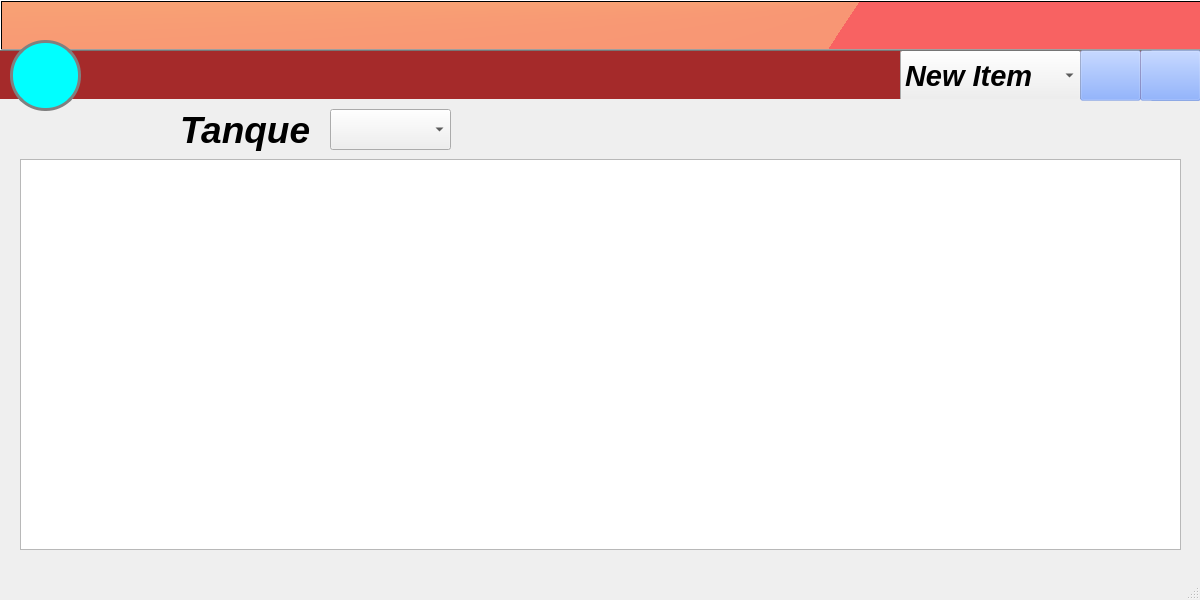
Before: the Qt Designer form mainwindow.ui in ATG-cmd/ATG-VA, drawn with Qt 5.
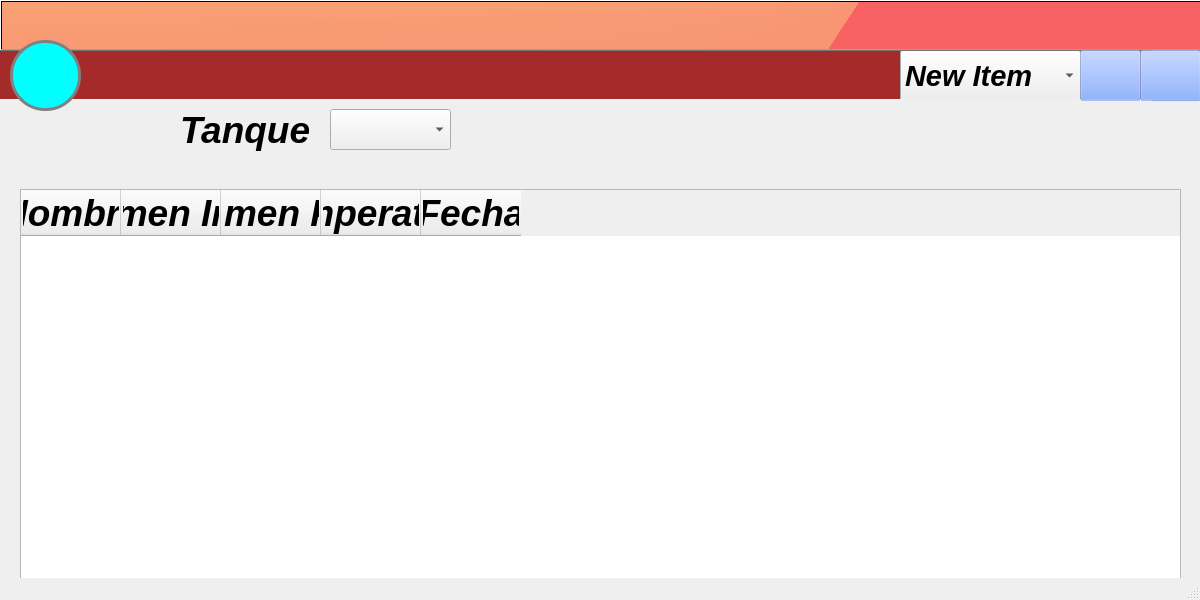
After: the same form once the commit is applied. The open tabs and pages were chosen to show the change. Icons and pictures are not drawn.

Commit message: Tabla_Entregas

Diff of the .ui file:
```diff
--- a/mainwindow.ui
+++ b/mainwindow.ui
@@ -2387,16 +2387,6 @@
     </widget>
     <widget class="QWidget" name="LimitesTank"/>
     <widget class="QWidget" name="Entregas">
-     <widget class="QTableView" name="tableView">
-      <property name="geometry">
-       <rect>
-        <x>20</x>
-        <y>60</y>
-        <width>1161</width>
-        <height>391</height>
-       </rect>
-      </property>
-     </widget>
      <widget class="QComboBox" name="comboBox">
       <property name="geometry">
        <rect>
@@ -2420,6 +2410,50 @@
        <string>Tanque</string>
       </property>
      </widget>
+     <widget class="QTableWidget" name="Tab_entregas">
+      <property name="geometry">
+       <rect>
+        <x>20</x>
+        <y>90</y>
+        <width>1161</width>
+        <height>391</height>
+       </rect>
+      </property>
+      <property name="styleSheet">
+       <string notr="true"/>
+      </property>
+      <property name="showGrid">
+       <bool>true</bool>
+      </property>
+      <property name="gridStyle">
+       <enum>Qt::NoPen</enum>
+      </property>
+      <column>
+       <property name="text">
+        <string>Nombre</string>
+       </property>
+      </column>
+      <column>
+       <property name="text">
+        <string>Volumen Inicial</string>
+       </property>
+      </column>
+      <column>
+       <property name="text">
+        <string>Volumen Final</string>
+       </property>
+      </column>
+      <column>
+       <property name="text">
+        <string>Temperatura</string>
+       </property>
+      </column>
+      <column>
+       <property name="text">
+        <string>Fecha</string>
+       </property>
+      </column>
+     </widget>
     </widget>
    </widget>
    <widget class="QLabel" name="Lab_Titulo">
```
Left out of the diff: 4 changed lines with no effect on the pictures. The commit also changes 1 other file.
